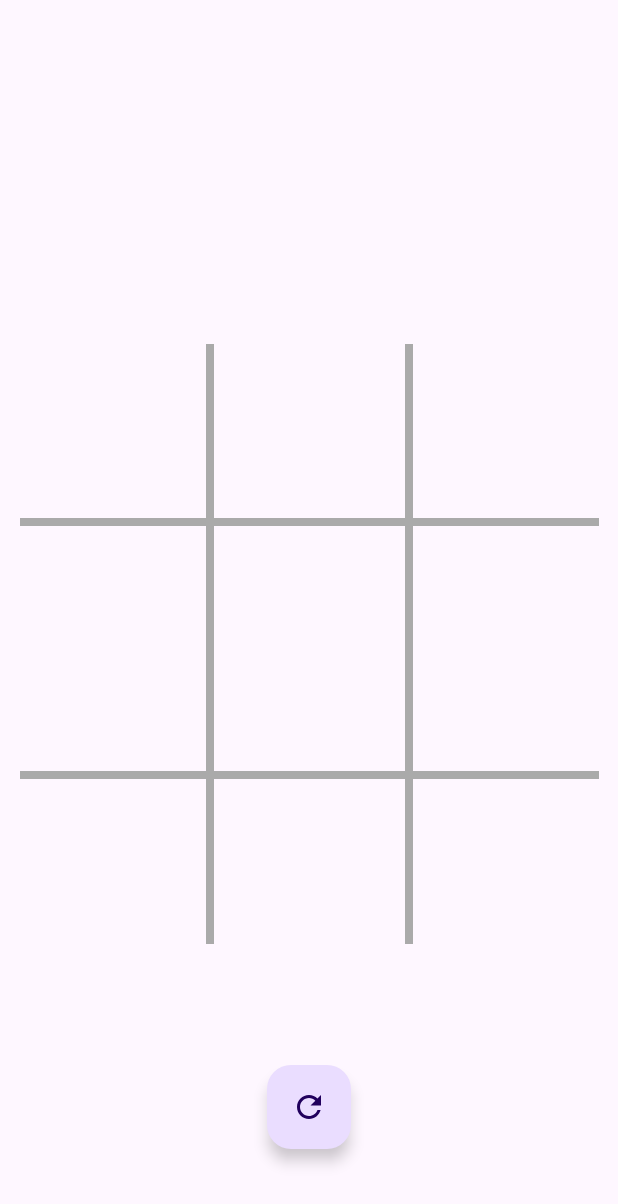
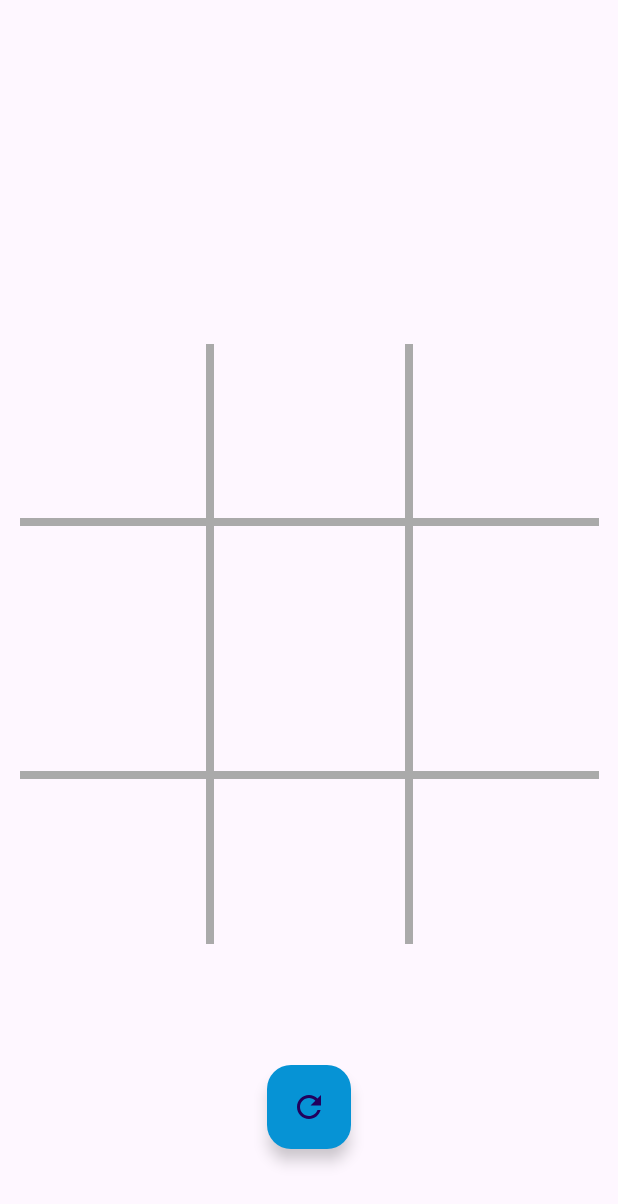
Before and after one commit to Andrew-A-A/Tic_Tac_Toe, an Android app: the screen it shows after launch (GameActivity), on a phone screen of 412 x 824 dp. Shown: the top 1204 px of the screen. Run offline under Robolectric (Android 15) with nearby library versions, the phone set to English and light mode, and no system bars.

Commit message:
Set theme colors

```diff
--- a/app/src/main/java/com/jack/sloto/tictactoe/GameActivity.java
+++ b/app/src/main/java/com/jack/sloto/tictactoe/GameActivity.java
@@ -58,7 +58,7 @@ Game game=new Game();
             builder.setTitle("Player win");
         }
         else{
-            builder.setIcon(R.drawable.ic_launcher_foreground);
+            builder.setIcon(R.mipmap.ic_launcher_round);
             builder.setTitle("Game draw");
         }
             builder.setCancelable(false);
--- a/app/src/main/res/layout/activity_main.xml
+++ b/app/src/main/res/layout/activity_main.xml
@@ -162,11 +162,12 @@
         android:layout_width="wrap_content"
         android:layout_height="wrap_content"
         android:clickable="true"
+        android:contentDescription="@string/restart"
+        app:backgroundTint="@color/accent"
         app:layout_constraintBottom_toBottomOf="parent"
         app:layout_constraintEnd_toEndOf="parent"
         app:layout_constraintStart_toStartOf="parent"
         app:layout_constraintTop_toBottomOf="@+id/cell_2_1"
-        app:srcCompat="@drawable/baseline_refresh_24"
-        android:contentDescription="@string/restart" />
+        app:srcCompat="@drawable/baseline_refresh_24" />
 
 </androidx.constraintlayout.widget.ConstraintLayout>
--- a/app/src/main/res/values-night/themes.xml
+++ b/app/src/main/res/values-night/themes.xml
@@ -1,7 +1,8 @@
-<resources xmlns:tools="http://schemas.android.com/tools">
+<resources>
     <!-- Base application theme. -->
     <style name="Base.Theme.TicTacToe" parent="Theme.Material3.DayNight.NoActionBar">
-        <!-- Customize your dark theme here. -->
-        <!-- <item name="colorPrimary">@color/my_dark_primary</item> -->
+        <item name="colorPrimary">@color/darkCyan</item>
+        <item name="colorPrimaryDark">@color/darkCyan</item>
+        <item name="colorAccent">@color/accent</item>
     </style>
 </resources>
--- a/app/src/main/res/values/colors.xml
+++ b/app/src/main/res/values/colors.xml
@@ -2,4 +2,8 @@
 <resources>
     <color name="black">#FF000000</color>
     <color name="white">#FFFFFFFF</color>
+    <color name="cyan">#00BCD4</color>
+    <color name="darkCyan">#04D3EE</color>
+    <color name="accent">#0693D5</color>
+
 </resources>
--- a/app/src/main/res/values/strings.xml
+++ b/app/src/main/res/values/strings.xml
@@ -1,3 +1,4 @@
 <resources>
     <string name="app_name">Tic Tac Toe</string>
+    <string name="restart">Restart</string>
 </resources>
--- a/app/src/main/res/values/themes.xml
+++ b/app/src/main/res/values/themes.xml
@@ -1,8 +1,10 @@
-<resources xmlns:tools="http://schemas.android.com/tools">
+<resources>
     <!-- Base application theme. -->
     <style name="Base.Theme.TicTacToe" parent="Theme.Material3.DayNight.NoActionBar">
         <!-- Customize your light theme here. -->
-        <!-- <item name="colorPrimary">@color/my_light_primary</item> -->
+        <item name="colorPrimary">@color/cyan</item>
+        <item name="colorPrimaryDark">#0996A8</item>
+        <item name="colorAccent">@color/accent</item>
     </style>
 
     <style name="Theme.TicTacToe" parent="Base.Theme.TicTacToe" />
```
